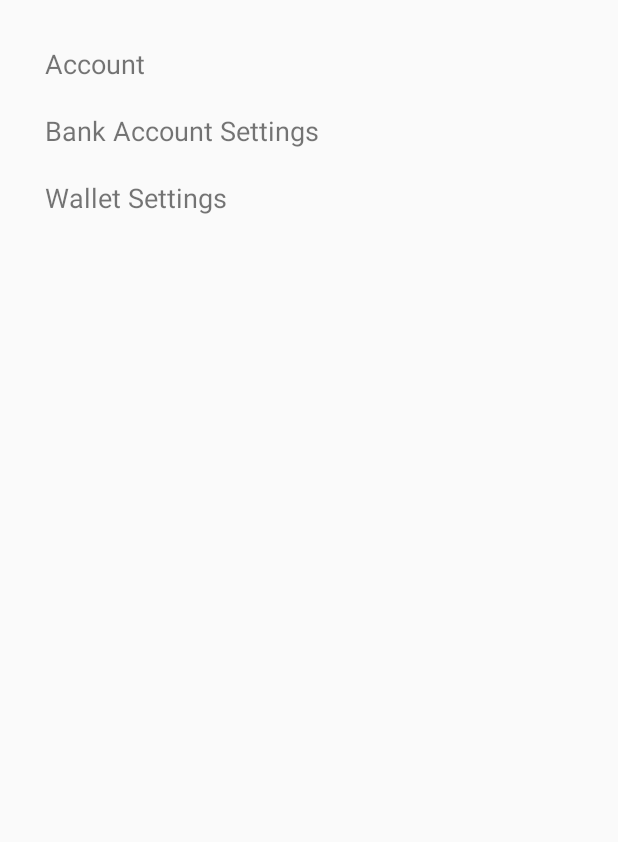
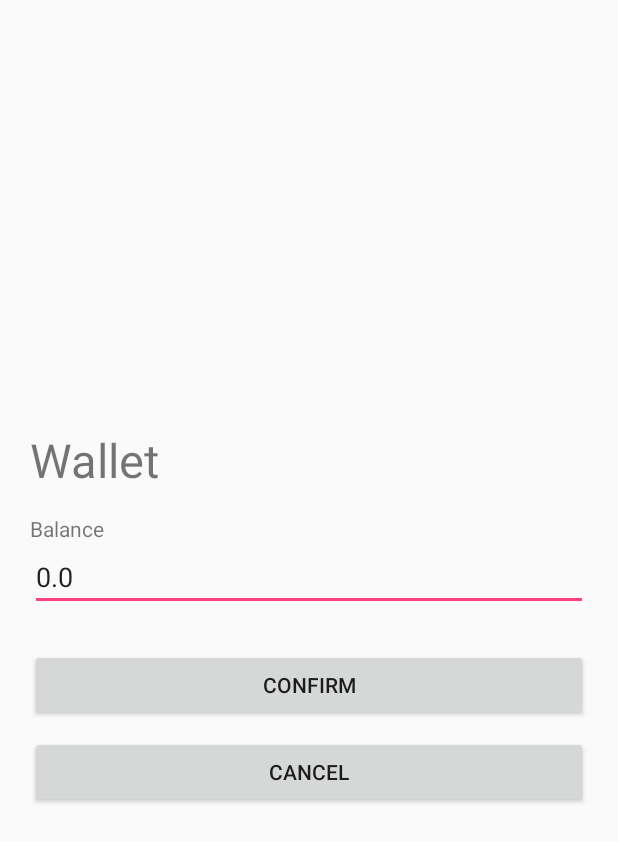
Before and after one commit to rrosatti/cash-bucket, an Android app: the fragment SettingsFragment shown on its own in the app's theme, after a tap on "Wallet Settings", on a phone screen of 412 x 824 dp. Shown: the top 842 px of the screen. Run offline under Robolectric (Android 15) with nearby library versions, the light colour scheme and no system bars.

Commit message:
create activity_manage_wallet.xml and ManageWalletActivity.java

```diff
--- a/app/src/main/AndroidManifest.xml
+++ b/app/src/main/AndroidManifest.xml
@@ -22,6 +22,7 @@
         <activity android:name=".activity.NewCashMovementActivity" />
         <activity android:name=".activity.CreateWalletActivity" />
         <activity android:name=".activity.ManageBankAccountActivity" />
+        <activity android:name=".activity.ManageWalletActivity" />
 
     </application>
 
--- /dev/null
+++ b/app/src/main/java/com/example/rodri/cashbucket/activity/ManageWalletActivity.java
@@ -0,0 +1,134 @@
+package com.example.rodri.cashbucket.activity;
+
+import android.app.AlertDialog;
+import android.content.DialogInterface;
+import android.os.Bundle;
+import android.support.annotation.Nullable;
+import android.support.v7.app.AppCompatActivity;
+import android.view.View;
+import android.widget.Button;
+import android.widget.EditText;
+import android.widget.Toast;
+
+import com.example.rodri.cashbucket.R;
+import com.example.rodri.cashbucket.database.MyDataSource;
+import com.example.rodri.cashbucket.model.Login;
+import com.example.rodri.cashbucket.model.Wallet;
+
+/**
+ * Created by rodri on 1/13/2017.
+ */
+
+public class ManageWalletActivity extends AppCompatActivity {
+
+    private EditText etBalance;
+    private Button btConfirm;
+    private Button btCancel;
+    private MyDataSource dataSource;
+    private Wallet wallet;
+    private boolean walletExists = false;
+    private double currentBalance;
+
+    @Override
+    protected void onCreate(@Nullable Bundle savedInstanceState) {
+        super.onCreate(savedInstanceState);
+        setContentView(R.layout.activity_manage_wallet);
+
+        iniViews();
+        dataSource = new MyDataSource(this);
+
+        getDataFromDatabase();
+
+        btConfirm.setOnClickListener(new View.OnClickListener() {
+            @Override
+            public void onClick(View v) {
+                AlertDialog.Builder builder = new AlertDialog.Builder(ManageWalletActivity.this);
+
+                builder.setMessage(R.string.dialog_confirm_changes);
+
+                builder.setPositiveButton("OK", new DialogInterface.OnClickListener() {
+                    @Override
+                    public void onClick(DialogInterface dialog, int which) {
+
+                        // check whether the balance value changed or not
+                        String sBalance = etBalance.getText().toString();
+                        double newBalance = Double.valueOf(sBalance);
+
+                        if (newBalance == currentBalance) {
+                            Toast.makeText(ManageWalletActivity.this, R.string.toast_no_changes_were_made,
+                                    Toast.LENGTH_SHORT).show();
+                            dialog.cancel();
+                        } else {
+
+                            try {
+                                dataSource.open();
+
+                                if (walletExists) {
+                                    dataSource.updateWallet(wallet.getId(), newBalance);
+                                } else {
+                                    long walletId = dataSource.createWallet(newBalance);
+                                    dataSource.createUserWallet(Login.getInstance().getUserId(), walletId);
+                                }
+
+                                dataSource.close();
+                            } catch (Exception e) {
+                                e.printStackTrace();
+                                dataSource.close();
+                            }
+
+                        }
+                        finish();
+
+                    }
+                });
+                builder.setNegativeButton(R.string.dialog_negative_button, new DialogInterface.OnClickListener() {
+                    @Override
+                    public void onClick(DialogInterface dialog, int which) {
+                        dialog.cancel();
+                    }
+                });
+
+                builder.show();
+            }
+        });
+
+        btCancel.setOnClickListener(new View.OnClickListener() {
+            @Override
+            public void onClick(View v) {
+                finish();
+            }
+        });
+    }
+
+    private void iniViews() {
+        etBalance = (EditText) findViewById(R.id.activityMW_etBalance);
+        btConfirm = (Button) findViewById(R.id.activityMW_btConfirm);
+        btCancel = (Button) findViewById(R.id.activityMW_btCancel);
+    }
+
+    private void getDataFromDatabase() {
+        try {
+            dataSource.open();
+
+            wallet = dataSource.getWallet(Login.getInstance().getUserId());
+
+            if (wallet != null) {
+                walletExists = true;
+                currentBalance = wallet.getBalance();
+                fillWalletData();
+            } else {
+                currentBalance = 0.00;
+                etBalance.setText(String.valueOf(0.00));
+            }
+
+            dataSource.close();
+        } catch (Exception e) {
+            e.printStackTrace();
+            dataSource.close();
+        }
+    }
+
+    private void fillWalletData() {
+        etBalance.setText(String.valueOf(wallet.getBalance()));
+    }
+}
--- a/app/src/main/java/com/example/rodri/cashbucket/adapter/SettingsAdapter.java
+++ b/app/src/main/java/com/example/rodri/cashbucket/adapter/SettingsAdapter.java
@@ -11,6 +11,7 @@ import android.widget.TextView;
 
 import com.example.rodri.cashbucket.R;
 import com.example.rodri.cashbucket.activity.ManageBankAccountActivity;
+import com.example.rodri.cashbucket.activity.ManageWalletActivity;
 import com.example.rodri.cashbucket.database.MyDataSource;
 
 import java.util.List;
@@ -48,6 +49,8 @@ public class SettingsAdapter extends RecyclerView.Adapter<SettingsAdapter.MyView
                             break;
                         }
                         case 2: {
+                            Intent i = new Intent(activity, ManageWalletActivity.class);
+                            fragment.startActivity(i);
                             break;
                         }
                     }
--- a/app/src/main/res/layout/activity_manage_bank_account.xml
+++ b/app/src/main/res/layout/activity_manage_bank_account.xml
@@ -46,7 +46,7 @@
         <TextView
             android:layout_width="0dp"
             android:layout_height="wrap_content"
-            android:text="@string/text_balance"
+            android:text="@string/text_value"
             android:layout_weight="3"/>
 
         <TextView
--- /dev/null
+++ b/app/src/main/res/layout/activity_manage_wallet.xml
@@ -0,0 +1,44 @@
+<?xml version="1.0" encoding="utf-8"?>
+<RelativeLayout xmlns:android="http://schemas.android.com/apk/res/android"
+    android:layout_width="match_parent" android:layout_height="match_parent" android:padding="20dp">
+
+    <LinearLayout
+        android:layout_width="match_parent"
+        android:layout_height="wrap_content"
+        android:orientation="vertical"
+        android:layout_centerInParent="true">
+
+        <TextView
+            android:layout_width="wrap_content"
+            android:layout_height="wrap_content"
+            android:text="@string/text_wallet_title"
+            android:textSize="14pt"/>
+
+        <TextView
+            android:layout_width="wrap_content"
+            android:layout_height="wrap_content"
+            android:text="@string/text_balance"
+            android:layout_marginTop="15dp"/>
+
+        <EditText
+            android:id="@+id/activityMW_etBalance"
+            android:layout_width="match_parent"
+            android:layout_height="wrap_content" />
+
+        <Button
+            android:id="@+id/activityMW_btConfirm"
+            android:layout_width="match_parent"
+            android:layout_height="wrap_content"
+            android:text="@string/button_confirm"
+            android:layout_marginTop="25dp"/>
+
+        <Button
+            android:id="@+id/activityMW_btCancel"
+            android:layout_width="match_parent"
+            android:layout_height="wrap_content"
+            android:text="@string/button_cancel"
+            android:layout_marginTop="10dp"/>
+
+    </LinearLayout>
+
+</RelativeLayout>
--- a/app/src/main/res/values/strings.xml
+++ b/app/src/main/res/values/strings.xml
@@ -34,6 +34,7 @@
     <string name="toast_date_field_empty">You have to set a date!</string>
     <string name="toast_wallet_value_empty">You must enter a value!</string>
     <string name="toast_wallet_created_successfully">The wallet was created successfully</string>
+    <string name="toast_no_changes_were_made">No changes were made.</string>
 
     <!-- Check Box -->
     <string name="check_box_auto_deposit">Auto-deposit</string>
@@ -61,6 +62,7 @@
     <string name="text_wallet_title">Wallet</string>
     <string name="text_balance">Balance</string>
     <string name="text_day">Day</string>
+    <string name="text_value">Value</string>
 
     <!-- CheckBox -->
     <string name="check_remember_me">Remember me</string>
```
Also changed, not shown: app/src/main/java/com/example/rodri/cashbucket/fragment/CashFlowFragment.java (+11 -5 lines).
